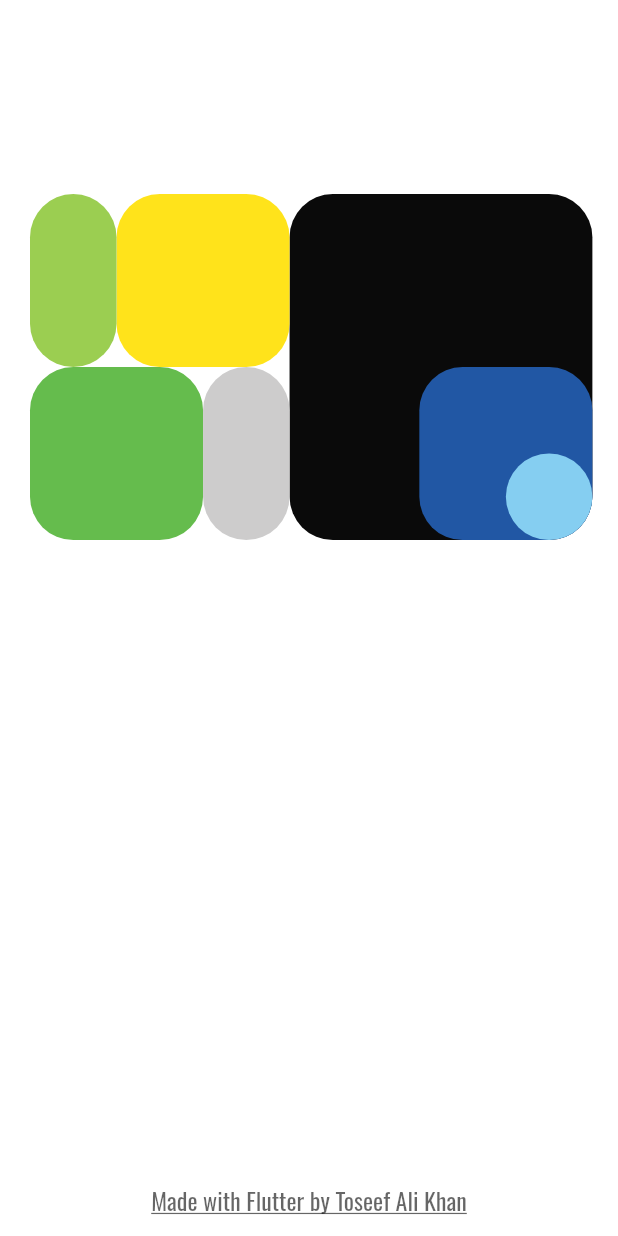
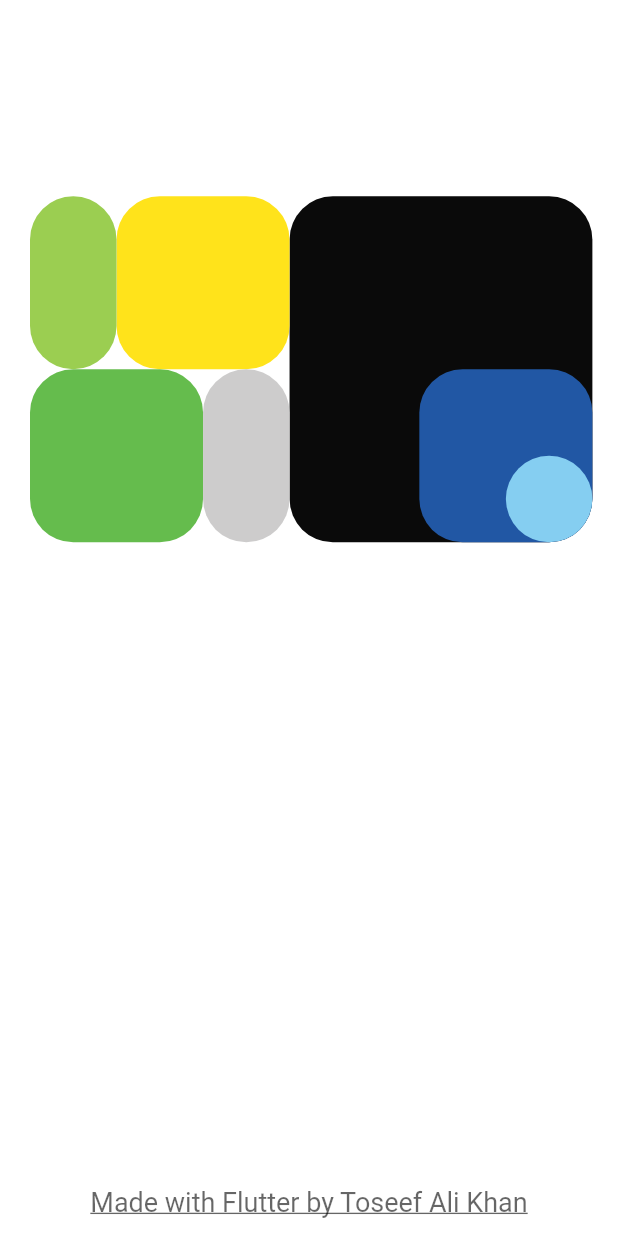
Before and after one commit to toseefkhan403/toseefkhan403.github.io, a Flutter app: the screen it shows after launch, on a phone screen of 412 x 824 dp. Run offline on Flutter 3.47's test engine with Material 3 defaults, Android fonts, the phone set to English and light mode, and no system bars; our stand-ins replace flutter_feather_icons, google_fonts.

Commit message:
update ecoshift's description, favicon, text size, resume and add transition in the first second of page load

```diff
--- a/lib/pages/home_stack_transition_page.dart
+++ b/lib/pages/home_stack_transition_page.dart
@@ -47,7 +47,12 @@
       initShapes();
       config = figures[5];
       setState(() {});
+      Future.delayed(const Duration(seconds: 1), () {
+        config = figures[2];
+        setState(() {});
+      });
     });
+
     super.initState();
   }
 
--- a/lib/widgets/hover_text_underline.dart
+++ b/lib/widgets/hover_text_underline.dart
@@ -1,6 +1,7 @@
 import 'package:flutter/gestures.dart';
 import 'package:flutter/material.dart';
 import 'package:google_fonts/google_fonts.dart';
+import 'package:portfolio_design/widgets/utils.dart';
 import 'package:url_launcher/url_launcher.dart';
 
 import '../models/hyperlink_text.dart';
@@ -39,7 +40,7 @@
         style: GoogleFonts.oswald(
           decoration: TextDecoration.underline,
           color: widget.textColor.withOpacity(_isHovered ? 1 : 0.6),
-          fontSize: 16,
+          fontSize: isMobileBrowser(context) ? 16 : 20,
         ),
         textAlign: widget.textAlign,
         duration: const Duration(milliseconds: 300),
@@ -58,6 +59,9 @@
       if (hyperText.link != null) {
         final ts = TextSpan(
             text: hyperText.text,
+            style: hyperText.link == "/about"
+                ? const TextStyle(fontSize: 18)
+                : null,
             recognizer: TapGestureRecognizer()
               ..onTap = () => launchNewPage(hyperText));
         list.add(ts);
--- a/lib/widgets/utils.dart
+++ b/lib/widgets/utils.dart
@@ -8,7 +8,9 @@
 
 imageWithPlaceholder(String path,
         {Color progressColor = Colors.black, double? height}) =>
-    Image.asset(
+    SizedBox(
+      height: height,
+      child: Image.asset(
         path,
         height: height,
         frameBuilder: (BuildContext context, Widget child, int? frame,
@@ -23,6 +25,7 @@
             );
           }
         },
+      ),
     );
 
 bool isMobileBrowser(context) => MediaQuery.of(context).size.width < 600;
```
Also changed, not shown: lib/pages/project_widgets/feature_description.dart (+5 -4 lines), lib/pages/project_widgets/feature_image.dart (+10 -5 lines), pubspec.lock, 4 other files. Lines whose indentation alone changed are shown as unchanged.
